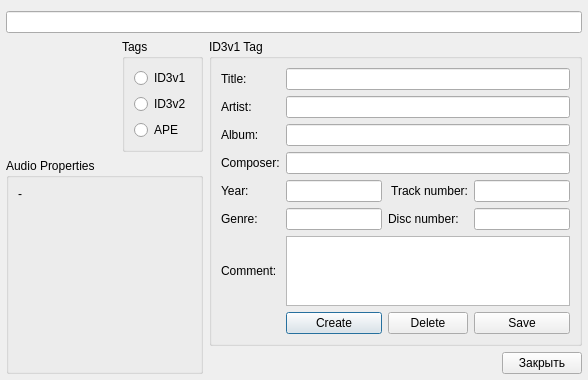
This is src/plugins/Input/mad/detailsdialog.ui in ksv1986/qmmp-staging as Qt 5 draws it before an edit. The edited form follows.
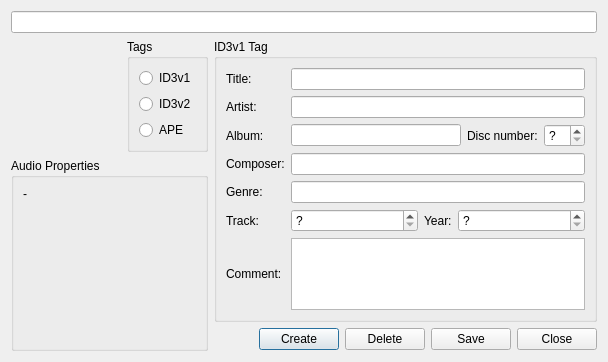
This is the edited form. Custom widgets are drawn as their Qt base class.

Commit message: some details dialog improvements

What changed in the file:
```diff
--- a/src/plugins/Input/mad/detailsdialog.ui
+++ b/src/plugins/Input/mad/detailsdialog.ui
@@ -6,26 +6,39 @@
    <rect>
     <x>0</x>
     <y>0</y>
-    <width>588</width>
-    <height>371</height>
+    <width>608</width>
+    <height>362</height>
    </rect>
   </property>
   <property name="windowTitle">
    <string>Dialog</string>
   </property>
   <layout class="QGridLayout" name="gridLayout">
-   <property name="leftMargin">
-    <number>6</number>
-   </property>
-   <property name="rightMargin">
-    <number>6</number>
-   </property>
-   <property name="bottomMargin">
-    <number>6</number>
-   </property>
-   <item row="0" column="0" colspan="4">
+   <item row="0" column="0" colspan="7">
     <widget class="QLineEdit" name="pathLineEdit"/>
    </item>
+   <item row="1" column="0">
+    <widget class="CoverWidget" name="coverWidget" native="true">
+     <property name="sizePolicy">
+      <sizepolicy hsizetype="Fixed" vsizetype="Fixed">
+       <horstretch>0</horstretch>
+       <verstretch>0</verstretch>
+      </sizepolicy>
+     </property>
+     <property name="minimumSize">
+      <size>
+       <width>110</width>
+       <height>110</height>
+      </size>
+     </property>
+     <property name="maximumSize">
+      <size>
+       <width>110</width>
+       <height>110</height>
+      </size>
+     </property>
+    </widget>
+   </item>
    <item row="1" column="1">
     <widget class="QGroupBox" name="groupBox">
      <property name="title">
@@ -56,38 +69,14 @@
      </layout>
     </widget>
    </item>
-   <item row="1" column="2" rowspan="2" colspan="2">
+   <item row="1" column="2" rowspan="2" colspan="5">
     <widget class="QGroupBox" name="tagGroupBox">
      <property name="title">
       <string>ID3v1 Tag</string>
      </property>
-     <layout class="QGridLayout" name="gridLayout_3">
-      <item row="7" column="4" colspan="3">
-       <widget class="QTextBrowser" name="commentBrowser">
-        <property name="readOnly">
-         <bool>false</bool>
-        </property>
-        <property name="html">
-         <string>&lt;!DOCTYPE HTML PUBLIC &quot;-//W3C//DTD HTML 4.0//EN&quot; &quot;http://www.w3.org/TR/REC-html40/strict.dtd&quot;&gt;
-&lt;html&gt;&lt;head&gt;&lt;meta name=&quot;qrichtext&quot; content=&quot;1&quot; /&gt;&lt;style type=&quot;text/css&quot;&gt;
-p, li { white-space: pre-wrap; }
-&lt;/style&gt;&lt;/head&gt;&lt;body style=&quot; font-family:'Arial'; font-size:10pt; font-weight:400; font-style:normal;&quot;&gt;
-&lt;p style=&quot;-qt-paragraph-type:empty; margin-top:0px; margin-bottom:0px; margin-left:0px; margin-right:0px; -qt-block-indent:0; text-indent:0px;&quot;&gt;&lt;/p&gt;&lt;/body&gt;&lt;/html&gt;</string>
-        </property>
-       </widget>
-      </item>
-      <item row="5" column="6">
-       <widget class="QLineEdit" name="trackLineEdit">
-        <property name="sizePolicy">
-         <sizepolicy hsizetype="Expanding" vsizetype="Fixed">
-          <horstretch>0</horstretch>
-          <verstretch>0</verstretch>
-         </sizepolicy>
-        </property>
-       </widget>
-      </item>
-      <item row="5" column="5">
-       <widget class="QLabel" name="label_42">
+     <layout class="QGridLayout" name="gridLayout_2">
+      <item row="0" column="0">
+       <widget class="QLabel" name="label_47">
         <property name="sizePolicy">
          <sizepolicy hsizetype="Preferred" vsizetype="Preferred">
           <horstretch>0</horstretch>
@@ -95,17 +84,24 @@
          </sizepolicy>
         </property>
         <property name="text">
-         <string>Track number:</string>
+         <string>Title:</string>
         </property>
         <property name="alignment">
-         <set>Qt::AlignRight|Qt::AlignTrailing|Qt::AlignVCenter</set>
+         <set>Qt::AlignLeading|Qt::AlignLeft|Qt::AlignVCenter</set>
         </property>
        </widget>
       </item>
-      <item row="6" column="6">
-       <widget class="QLineEdit" name="discLineEdit"/>
+      <item row="0" column="1">
+       <widget class="QLineEdit" name="titleLineEdit">
+        <property name="sizePolicy">
+         <sizepolicy hsizetype="Expanding" vsizetype="Fixed">
+          <horstretch>0</horstretch>
+          <verstretch>0</verstretch>
+         </sizepolicy>
+        </property>
+       </widget>
       </item>
-      <item row="2" column="2">
+      <item row="1" column="0">
        <widget class="QLabel" name="label_43">
         <property name="sizePolicy">
          <sizepolicy hsizetype="Preferred" vsizetype="Preferred">
@@ -121,26 +117,17 @@
         </property>
        </widget>
       </item>
-      <item row="4" column="4" colspan="3">
-       <widget class="QLineEdit" name="composerLineEdit"/>
-      </item>
-      <item row="5" column="2">
-       <widget class="QLabel" name="label_44">
+      <item row="1" column="1">
+       <widget class="QLineEdit" name="artistLineEdit">
         <property name="sizePolicy">
-         <sizepolicy hsizetype="Preferred" vsizetype="Preferred">
+         <sizepolicy hsizetype="Expanding" vsizetype="Fixed">
           <horstretch>0</horstretch>
           <verstretch>0</verstretch>
          </sizepolicy>
         </property>
-        <property name="text">
-         <string>Year:</string>
-        </property>
-        <property name="alignment">
-         <set>Qt::AlignLeading|Qt::AlignLeft|Qt::AlignVCenter</set>
-        </property>
        </widget>
       </item>
-      <item row="3" column="2">
+      <item row="2" column="0">
        <widget class="QLabel" name="label_45">
         <property name="sizePolicy">
          <sizepolicy hsizetype="Preferred" vsizetype="Preferred">
@@ -156,51 +143,57 @@
         </property>
        </widget>
       </item>
-      <item row="2" column="4" colspan="3">
-       <widget class="QLineEdit" name="artistLineEdit">
-        <property name="sizePolicy">
-         <sizepolicy hsizetype="Expanding" vsizetype="Fixed">
-          <horstretch>0</horstretch>
-          <verstretch>0</verstretch>
-         </sizepolicy>
+      <item row="2" column="1">
+       <layout class="QHBoxLayout" name="horizontalLayout">
+        <property name="sizeConstraint">
+         <enum>QLayout::SetDefaultConstraint</enum>
         </property>
-       </widget>
+        <item>
+         <widget class="QLineEdit" name="albumLineEdit">
+          <property name="sizePolicy">
+           <sizepolicy hsizetype="Expanding" vsizetype="Fixed">
+            <horstretch>0</horstretch>
+            <verstretch>0</verstretch>
+           </sizepolicy>
+          </property>
+          <property name="text">
+           <string/>
+          </property>
+         </widget>
+        </item>
+        <item>
+         <widget class="QLabel" name="label_11">
+          <property name="sizePolicy">
+           <sizepolicy hsizetype="Preferred" vsizetype="Preferred">
+            <horstretch>0</horstretch>
+            <verstretch>0</verstretch>
+           </sizepolicy>
+          </property>
+          <property name="text">
+           <string>Disc number:</string>
+          </property>
+         </widget>
+        </item>
+        <item>
+         <widget class="QSpinBox" name="discSpinBox">
+          <property name="specialValueText">
+           <string notr="true">?</string>
+          </property>
+         </widget>
+        </item>
+       </layout>
       </item>
-      <item row="8" column="4">
-       <widget class="QPushButton" name="createButton">
+      <item row="3" column="0">
+       <widget class="QLabel" name="label_8">
         <property name="text">
-         <string>Create</string>
+         <string>Composer:</string>
         </property>
        </widget>
       </item>
-      <item row="8" column="5">
-       <widget class="QPushButton" name="deleteButton">
-        <property name="text">
-         <string>Delete</string>
-        </property>
-       </widget>
+      <item row="3" column="1">
+       <widget class="QLineEdit" name="composerLineEdit"/>
       </item>
-      <item row="5" column="4">
-       <widget class="QLineEdit" name="yearLineEdit">
-        <property name="sizePolicy">
-         <sizepolicy hsizetype="Expanding" vsizetype="Fixed">
-          <horstretch>0</horstretch>
-          <verstretch>0</verstretch>
-         </sizepolicy>
-        </property>
-       </widget>
-      </item>
-      <item row="1" column="4" colspan="3">
-       <widget class="QLineEdit" name="titleLineEdit">
-        <property name="sizePolicy">
-         <sizepolicy hsizetype="Expanding" vsizetype="Fixed">
-          <horstretch>0</horstretch>
-          <verstretch>0</verstretch>
-         </sizepolicy>
-        </property>
-       </widget>
-      </item>
-      <item row="6" column="2">
+      <item row="4" column="0">
        <widget class="QLabel" name="label_46">
         <property name="sizePolicy">
          <sizepolicy hsizetype="Preferred" vsizetype="Preferred">
@@ -216,7 +209,7 @@
         </property>
        </widget>
       </item>
-      <item row="6" column="4">
+      <item row="4" column="1">
        <widget class="QLineEdit" name="genreLineEdit">
         <property name="sizePolicy">
          <sizepolicy hsizetype="Expanding" vsizetype="Fixed">
@@ -226,15 +219,8 @@
         </property>
        </widget>
       </item>
-      <item row="6" column="5">
-       <widget class="QLabel" name="label_11">
-        <property name="text">
-         <string>Disc number:</string>
-        </property>
-       </widget>
-      </item>
-      <item row="1" column="2">
-       <widget class="QLabel" name="label_47">
+      <item row="5" column="0">
+       <widget class="QLabel" name="label_42">
         <property name="sizePolicy">
          <sizepolicy hsizetype="Preferred" vsizetype="Preferred">
           <horstretch>0</horstretch>
@@ -242,31 +228,66 @@
          </sizepolicy>
         </property>
         <property name="text">
-         <string>Title:</string>
+         <string>Track:</string>
         </property>
         <property name="alignment">
          <set>Qt::AlignLeading|Qt::AlignLeft|Qt::AlignVCenter</set>
         </property>
        </widget>
       </item>
-      <item row="4" column="2" colspan="2">
-       <widget class="QLabel" name="label_8">
-        <property name="text">
-         <string>Composer:</string>
-        </property>
-       </widget>
+      <item row="5" column="1">
+       <layout class="QHBoxLayout" name="horizontalLayout_2">
+        <item>
+         <widget class="QSpinBox" name="trackSpinBox">
+          <property name="sizePolicy">
+           <sizepolicy hsizetype="Expanding" vsizetype="Fixed">
+            <horstretch>0</horstretch>
+            <verstretch>0</verstretch>
+           </sizepolicy>
+          </property>
+          <property name="specialValueText">
+           <string notr="true">?</string>
+          </property>
+         </widget>
+        </item>
+        <item>
+         <widget class="QLabel" name="label_44">
+          <property name="sizePolicy">
+           <sizepolicy hsizetype="Preferred" vsizetype="Preferred">
+            <horstretch>0</horstretch>
+            <verstretch>0</verstretch>
+           </sizepolicy>
+          </property>
+          <property name="text">
+           <string>Year:</string>
+          </property>
+          <property name="alignment">
+           <set>Qt::AlignLeading|Qt::AlignLeft|Qt::AlignVCenter</set>
+          </property>
+         </widget>
+        </item>
+        <item>
+         <widget class="QSpinBox" name="yearSpinBox">
+          <property name="sizePolicy">
+           <sizepolicy hsizetype="Expanding" vsizetype="Fixed">
+            <horstretch>0</horstretch>
+            <verstretch>0</verstretch>
+           </sizepolicy>
+          </property>
+          <property name="specialValueText">
+           <string notr="true">?</string>
+          </property>
+          <property name="suffix">
+           <string/>
+          </property>
+          <property name="maximum">
+           <number>2012</number>
+          </property>
+         </widget>
+        </item>
+       </layout>
       </item>
-      <item row="3" column="4" colspan="3">
-       <widget class="QLineEdit" name="albumLineEdit">
-        <property name="sizePolicy">
-         <sizepolicy hsizetype="Expanding" vsizetype="Fixed">
-          <horstretch>0</horstretch>
-          <verstretch>0</verstretch>
-         </sizepolicy>
-        </property>
-       </widget>
-      </item>
-      <item row="7" column="2" colspan="2">
+      <item row="6" column="0">
        <widget class="QLabel" name="label_48">
         <property name="sizePolicy">
          <sizepolicy hsizetype="Preferred" vsizetype="Preferred">
@@ -282,10 +303,17 @@
         </property>
        </widget>
       </item>
-      <item row="8" column="6">
-       <widget class="QPushButton" name="saveButton">
-        <property name="text">
-         <string>Save</string>
+      <item row="6" column="1">
+       <widget class="QTextBrowser" name="commentBrowser">
+        <property name="readOnly">
+         <bool>false</bool>
+        </property>
+        <property name="html">
+         <string>&lt;!DOCTYPE HTML PUBLIC &quot;-//W3C//DTD HTML 4.0//EN&quot; &quot;http://www.w3.org/TR/REC-html40/strict.dtd&quot;&gt;
+&lt;html&gt;&lt;head&gt;&lt;meta name=&quot;qrichtext&quot; content=&quot;1&quot; /&gt;&lt;style type=&quot;text/css&quot;&gt;
+p, li { white-space: pre-wrap; }
+&lt;/style&gt;&lt;/head&gt;&lt;body style=&quot; font-family:'Arial'; font-size:10pt; font-weight:400; font-style:normal;&quot;&gt;
+&lt;p style=&quot;-qt-paragraph-type:empty; margin-top:0px; margin-bottom:0px; margin-left:0px; margin-right:0px; -qt-block-indent:0; text-indent:0px;&quot;&gt;&lt;/p&gt;&lt;/body&gt;&lt;/html&gt;</string>
         </property>
        </widget>
       </item>
@@ -330,38 +358,37 @@
      </property>
      <property name="sizeHint" stdset="0">
       <size>
-       <width>312</width>
-       <height>20</height>
+       <width>192</width>
+       <height>23</height>
       </size>
      </property>
     </spacer>
    </item>
    <item row="3" column="3">
+    <widget class="QPushButton" name="createButton">
+     <property name="text">
+      <string>Create</string>
+     </property>
+    </widget>
+   </item>
+   <item row="3" column="4">
+    <widget class="QPushButton" name="deleteButton">
+     <property name="text">
+      <string>Delete</string>
+     </property>
+    </widget>
+   </item>
+   <item row="3" column="5">
+    <widget class="QPushButton" name="saveButton">
+     <property name="text">
+      <string>Save</string>
+     </property>
+    </widget>
+   </item>
+   <item row="3" column="6">
     <widget class="QPushButton" name="closeButton">
      <property name="text">
-      <string>Закрыть</string>
-     </property>
-    </widget>
-   </item>
-   <item row="1" column="0">
-    <widget class="CoverWidget" name="coverWidget" native="true">
-     <property name="sizePolicy">
-      <sizepolicy hsizetype="Fixed" vsizetype="Fixed">
-       <horstretch>0</horstretch>
-       <verstretch>0</verstretch>
-      </sizepolicy>
-     </property>
-     <property name="minimumSize">
-      <size>
-       <width>110</width>
-       <height>110</height>
-      </size>
-     </property>
-     <property name="maximumSize">
-      <size>
-       <width>110</width>
-       <height>110</height>
-      </size>
+      <string>Close</string>
      </property>
     </widget>
    </item>
```
The commit also changes 2 other files.
